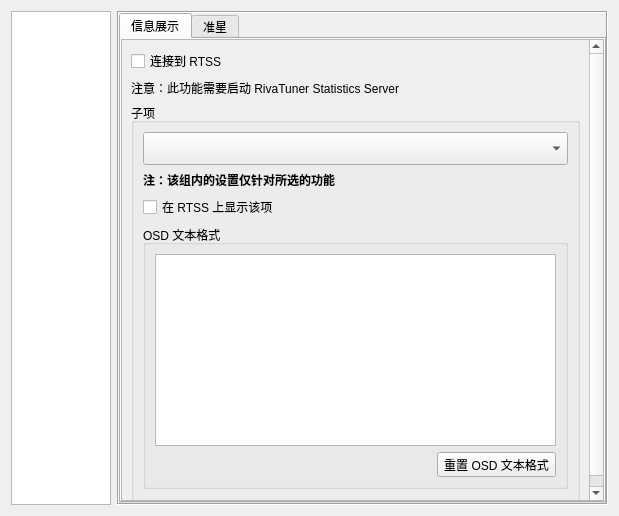
Qt form EliteSpeedrunTool/SettingDialog.ui (GTA5Oracle/EliteSpeedrunTool) before a commit.
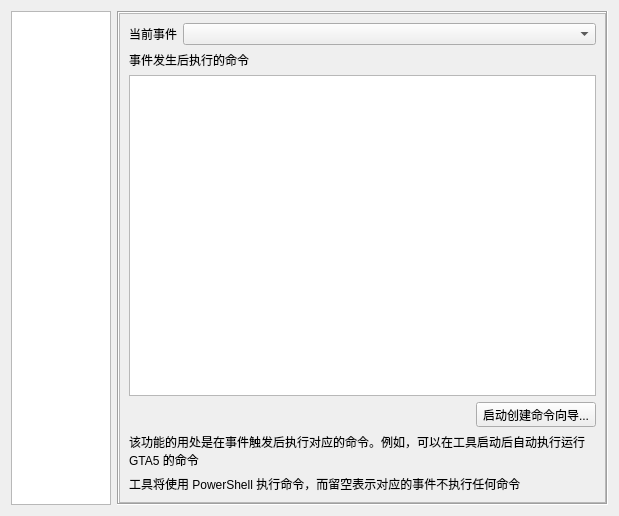
The same form after that commit. Icons and pictures are not drawn. Custom widgets are drawn as their Qt base class.

Commit message: [feature] Support creating event commands by wizard

What changed in the file:
```diff
--- a/EliteSpeedrunTool/SettingDialog.ui
+++ b/EliteSpeedrunTool/SettingDialog.ui
@@ -46,7 +46,7 @@
       <enum>QFrame::Shadow::Sunken</enum>
      </property>
      <property name="currentIndex">
-      <number>2</number>
+      <number>9</number>
      </property>
      <widget class="QWidget" name="pageGeneral">
       <layout class="QVBoxLayout" name="verticalLayout_21">
@@ -768,8 +768,8 @@
                <rect>
                 <x>0</x>
                 <y>0</y>
-                <width>525</width>
-                <height>475</height>
+                <width>147</width>
+                <height>432</height>
                </rect>
               </property>
               <layout class="QVBoxLayout" name="verticalLayout_33">
@@ -2262,6 +2262,118 @@
        </item>
       </layout>
      </widget>
+     <widget class="QWidget" name="page_4">
+      <layout class="QVBoxLayout" name="verticalLayout_53">
+       <property name="leftMargin">
+        <number>0</number>
+       </property>
+       <property name="topMargin">
+        <number>0</number>
+       </property>
+       <property name="rightMargin">
+        <number>0</number>
+       </property>
+       <property name="bottomMargin">
+        <number>0</number>
+       </property>
+       <item>
+        <widget class="QScrollArea" name="scrollArea_16">
+         <property name="widgetResizable">
+          <bool>true</bool>
+         </property>
+         <widget class="QWidget" name="scrollAreaWidgetContents_16">
+          <property name="geometry">
+           <rect>
+            <x>0</x>
+            <y>0</y>
+            <width>529</width>
+            <height>498</height>
+           </rect>
+          </property>
+          <layout class="QVBoxLayout" name="verticalLayout_51">
+           <item>
+            <layout class="QHBoxLayout" name="horizontalLayout_14">
+             <item>
+              <widget class="QLabel" name="label_43">
+               <property name="sizePolicy">
+                <sizepolicy hsizetype="Maximum" vsizetype="Preferred">
+                 <horstretch>0</horstretch>
+                 <verstretch>0</verstretch>
+                </sizepolicy>
+               </property>
+               <property name="text">
+                <string>当前事件</string>
+               </property>
+              </widget>
+             </item>
+             <item>
+              <widget class="QComboBox" name="cbEventCmd"/>
+             </item>
+            </layout>
+           </item>
+           <item>
+            <widget class="QLabel" name="label_59">
+             <property name="text">
+              <string>事件发生后执行的命令</string>
+             </property>
+            </widget>
+           </item>
+           <item>
+            <widget class="QPlainTextEdit" name="teEventCmd"/>
+           </item>
+           <item>
+            <layout class="QHBoxLayout" name="horizontalLayout_13">
+             <property name="topMargin">
+              <number>0</number>
+             </property>
+             <item>
+              <spacer name="horizontalSpacer_3">
+               <property name="orientation">
+                <enum>Qt::Orientation::Horizontal</enum>
+               </property>
+               <property name="sizeHint" stdset="0">
+                <size>
+                 <width>40</width>
+                 <height>20</height>
+                </size>
+               </property>
+              </spacer>
+             </item>
+             <item>
+              <widget class="QToolButton" name="tbEventCmdWizard">
+               <property name="text">
+                <string>启动创建命令向导...</string>
+               </property>
+              </widget>
+             </item>
+            </layout>
+           </item>
+           <item>
+            <widget class="QLabel" name="label_63">
+             <property name="text">
+              <string>该功能的用处是在事件触发后执行对应的命令。例如，可以在工具启动后自动执行运行 GTA5 的命令</string>
+             </property>
+             <property name="wordWrap">
+              <bool>true</bool>
+             </property>
+            </widget>
+           </item>
+           <item>
+            <widget class="QLabel" name="label_64">
+             <property name="text">
+              <string>工具将使用 PowerShell 执行命令，而留空表示对应的事件不执行任何命令</string>
+             </property>
+             <property name="wordWrap">
+              <bool>true</bool>
+             </property>
+            </widget>
+           </item>
+          </layout>
+         </widget>
+        </widget>
+       </item>
+      </layout>
+     </widget>
      <widget class="QWidget" name="pageSocial">
       <layout class="QVBoxLayout" name="verticalLayout_8">
        <property name="leftMargin">
```
Left out of the diff: 32 changed lines with no effect on the pictures. The commit also changes 25 other files.
